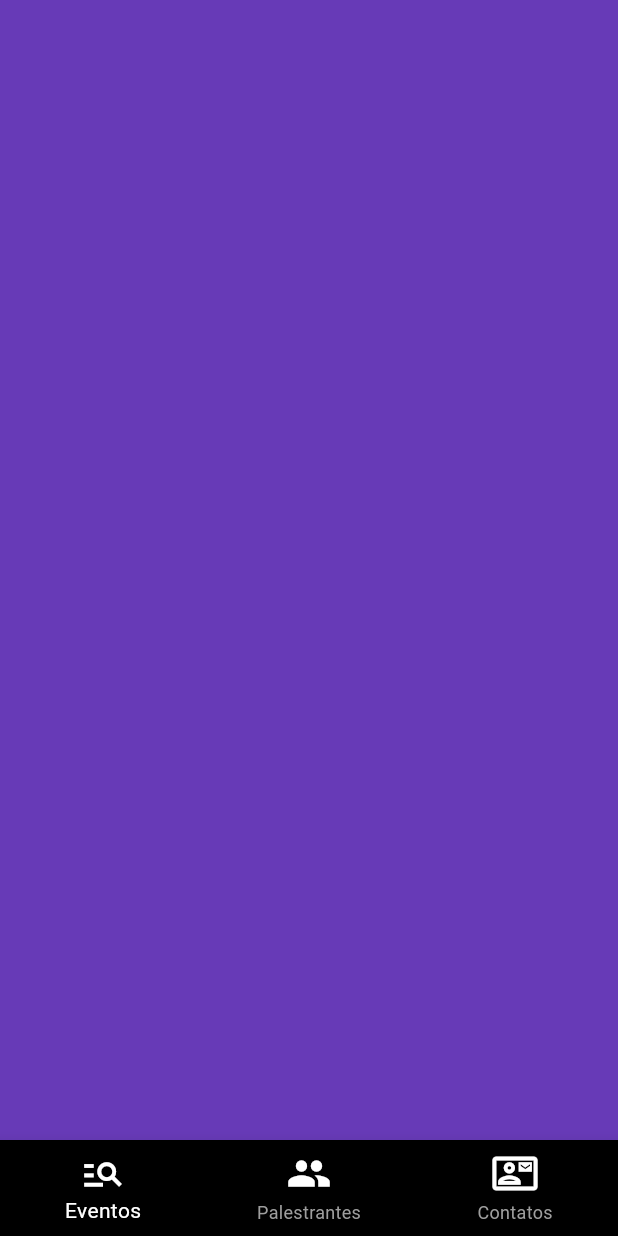
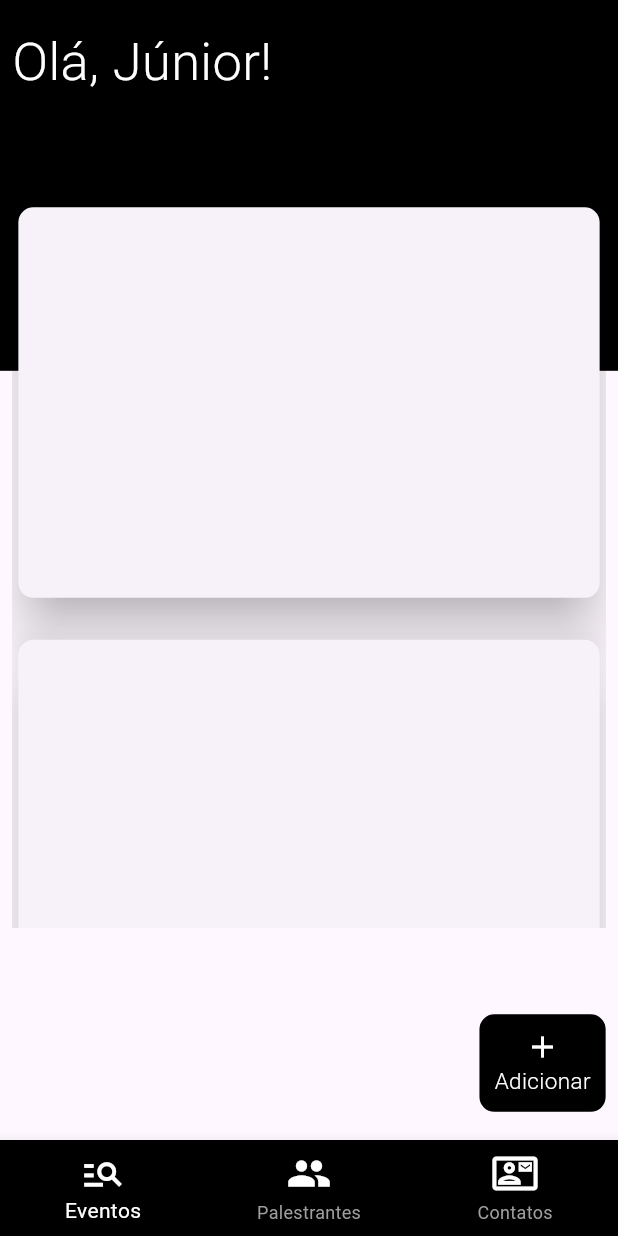
Before and after one commit to JrAiruf/happye, a Flutter app: the screen it shows after launch, swiped to page 2, on a phone screen of 412 x 824 dp. Run offline on Flutter 3.47's test engine with Material 3 defaults, Android fonts, the phone set to English and light mode, and no system bars; our stand-ins replace dartz, dio, flutter_modular.

Commit message:
Creating Speakers List Page

```diff
--- a/lib/src/modules/events/events_imports.dart
+++ b/lib/src/modules/events/events_imports.dart
@@ -2,9 +2,9 @@ export 'package:happye/src/modules/events/data/events_datasource.dart';
 export 'package:happye/src/modules/events/data/events_exceptions.dart';
 export 'package:happye/src/modules/events/intermediate/interfaces/ievents_repository.dart';
 export 'package:happye/src/modules/events/intermediate/interfaces/ievents_datasource.dart';
-export 'package:happye/src/modules/events/view_layer/views/create_event_page.dart';
-export 'package:happye/src/modules/events/view_layer/views/home_page.dart';
-export 'package:happye/src/modules/events/view_layer/controllers/home_controller.dart';
-export 'package:happye/src/modules/events/view_layer/views/components/frequented_events_list.dart';
+export 'package:happye/src/modules/events/presenter/views/create_event_page.dart';
+export 'package:happye/src/modules/events/presenter/views/home_page.dart';
+export 'package:happye/src/modules/events/presenter/controllers/home_controller.dart';
+export 'package:happye/src/modules/events/presenter/views/components/frequented_events_list.dart';
 export 'package:happye/src/modules/events/models/event_model.dart';
-export 'package:happye/src/modules/events/view_layer/views/components/home_events_list.dart';
+export 'package:happye/src/modules/events/presenter/views/components/home_events_list.dart';
--- a/lib/src/modules/events/events_module.dart
+++ b/lib/src/modules/events/events_module.dart
@@ -1,5 +1,4 @@
 import 'package:happye/src/imports.dart';
-import 'package:happye/src/modules/events/view_layer/controllers/home_controller.dart';
 
 final class EventsModule extends Module {
   @override
--- a/lib/src/modules/events/view_layer/views/home_page.dart
+++ b/lib/src/modules/events/presenter/views/home_page.dart
@@ -75,10 +75,38 @@ class _HomePageState extends State<HomePage> {
                     ),
                   ),
                 ),
-                Container(
+                SizedBox(
                   height: height,
                   width: width,
-                  color: Colors.deepPurple,
+                  child: Padding(
+                    padding: EdgeInsets.symmetric(horizontal: width * 0.02),
+                    child: ListView(
+                      physics: const NeverScrollableScrollPhysics(),
+                      children: [
+                        SizedBox(height: height * 0.02),
+                        Align(
+                          alignment: Alignment.centerLeft,
+                          child: Text(
+                            "Olá, $userName!",
+                            style: const TextStyle(
+                              fontSize: 35,
+                              color: Colors.white,
+                              fontWeight: FontWeight.w300,
+                            ),
+                          ),
+                        ),
+                        SizedBox(height: height * 0.07),
+                        const SpeakersList(),
+                        SizedBox(height: height * 0.07),
+                        Align(
+                            alignment: Alignment.centerRight,
+                            child: AddButton(
+                              title: "Adicionar",
+                              onTap: () {},
+                            )),
+                      ],
+                    ),
+                  ),
                 ),
                 Container(
                   height: height,
--- /dev/null
+++ b/lib/src/modules/speakers/presenter/components/speakers_list.dart
@@ -0,0 +1,33 @@
+import 'package:flutter/material.dart';
+
+class SpeakersList extends StatelessWidget {
+  const SpeakersList({super.key});
+
+  @override
+  Widget build(BuildContext context) {
+    final height = MediaQuery.sizeOf(context).height;
+    final width = MediaQuery.sizeOf(context).width;
+    return SizedBox(
+      height: height* 0.6,
+      width: width,
+      child: ListView.builder(
+        itemCount: 5,
+        itemBuilder: (_, i) {
+          return SizedBox(
+            height: height * 0.35,
+            width: width,
+            child: Padding(
+              padding: const EdgeInsets.symmetric(vertical: 10),
+              child: Card(
+                shape: RoundedRectangleBorder(
+                  borderRadius: BorderRadius.circular(10),
+                ),
+                elevation: 15,
+              ),
+            ),
+          );
+        },
+      ),
+    );
+  }
+}
--- a/lib/src/modules/speakers/speakers_imports.dart
+++ b/lib/src/modules/speakers/speakers_imports.dart
@@ -0,0 +1 @@
+export 'package:happye/src/modules/speakers/presenter/components/speakers_list.dart';
--- a/lib/src/shared/components/add_button.dart
+++ b/lib/src/shared/components/add_button.dart
@@ -18,7 +18,10 @@ class AddButton extends StatelessWidget {
     return InkWell(
       onTap: onTap,
       child: Container(
-        color: backgroundColor ?? Colors.black,
+        decoration: BoxDecoration(
+          color: backgroundColor ?? Colors.black,
+          borderRadius: BorderRadius.circular(10),
+        ),
         child: Padding(
           padding: const EdgeInsets.all(10),
           child: Column(
--- a/lib/src/shared/components/happye_nav_bar.dart
+++ b/lib/src/shared/components/happye_nav_bar.dart
@@ -24,7 +24,7 @@ class HappyeNavBar extends StatelessWidget {
             },
             iconSize: 30,
             backgroundColor: Colors.black,
-            items: [
+            items: const [
               BottomNavigationBarItem(
                 label: "Eventos",
                 icon: Icon(
```
Also changed, not shown: lib/src/modules/events/presenter/controllers/home_controller.dart (renamed from lib/src/modules/events/view_layer/controllers/home_controller.dart), lib/src/modules/events/presenter/views/components/frequented_events_list.dart (renamed from lib/src/modules/events/view_layer/views/components/frequented_events_list.dart), lib/src/modules/events/presenter/views/components/home_events_list.dart (renamed from lib/src/modules/events/view_layer/views/components/home_events_list.dart), lib/src/modules/events/presenter/views/create_event_page.dart (renamed from lib/src/modules/events/view_layer/views/create_event_page.dart).
